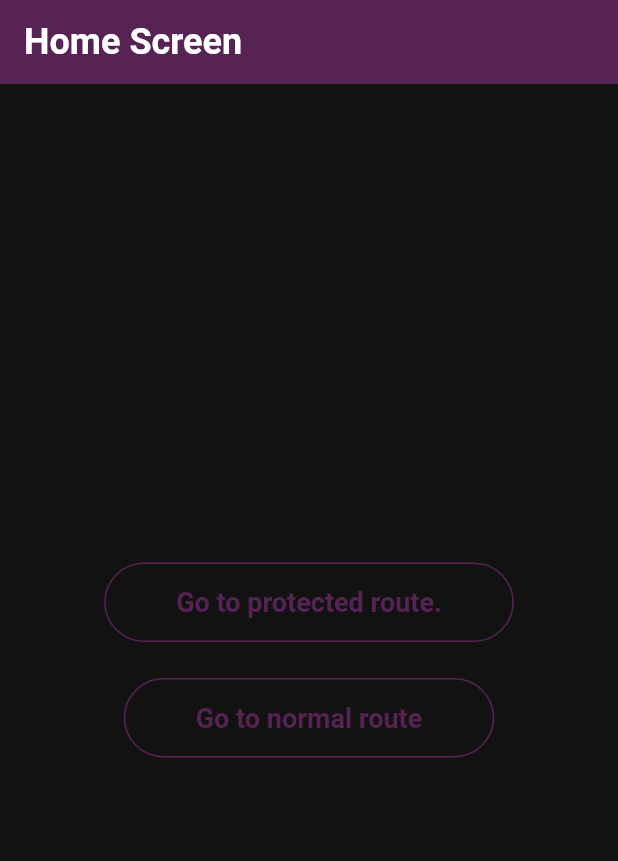
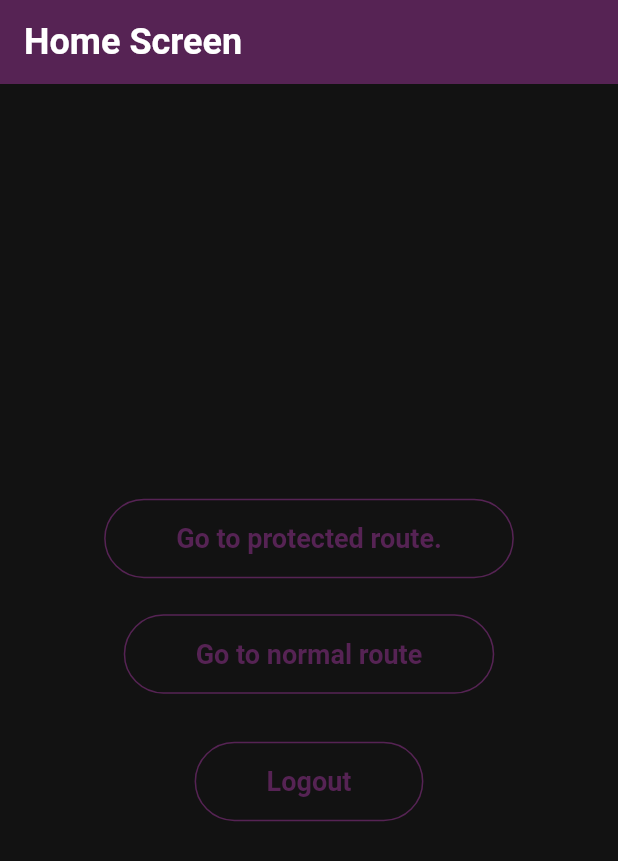
Before and after one commit to kwe92/Simply-Clean-Architecture-Project, a Flutter app: the screen it shows after launch, on a phone screen of 412 x 824 dp. Shown: the top 861 px of the screen. Run offline on Flutter 3.47's test engine with Material 2 defaults, Android fonts, the phone set to English and light mode, and no system bars; our stand-ins replace auto_route, shared_preferences; Roboto replaces fonts that are missing (CircularXX).

Commit message:
added a logout button to remove presistant logged in data

```diff
--- a/lib/features/home/ui/home_view.dart
+++ b/lib/features/home/ui/home_view.dart
@@ -1,5 +1,7 @@
 import 'package:auto_route/auto_route.dart';
 import 'package:flutter/material.dart';
+import 'package:shared_preferences/shared_preferences.dart';
+import 'package:working_with_auto_route_guards/app/resources/reusables.dart';
 import 'package:working_with_auto_route_guards/app/router/app_router.gr.dart';
 import 'package:working_with_auto_route_guards/features/shared/base_scaffold_view.dart';
 
@@ -23,12 +25,18 @@ class HomeScreen extends StatelessWidget {
                 },
                 child: const Text('Go to protected route.'),
               ),
-              const SizedBox(
-                height: 24,
-              ),
+              gaph24,
               OutlinedButton(
                 onPressed: () {},
                 child: const Text('Go to normal route'),
+              ),
+              gaph32,
+              OutlinedButton(
+                child: const Text('Logout'),
+                onPressed: () async {
+                  SharedPreferences pref = await SharedPreferences.getInstance();
+                  pref.clear();
+                },
               ),
             ],
           ),
```
